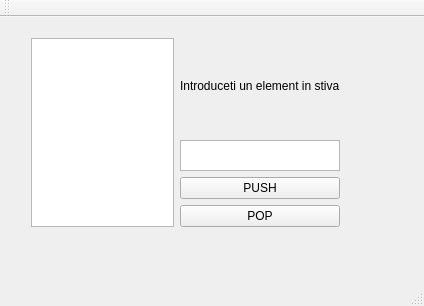
First picture: the form in Year - 2/Semester 1/Advanced Programming Techniques/Lab 1/GUI_STIVA/mainwindow.ui, repository hdott/UPM, before the edit.
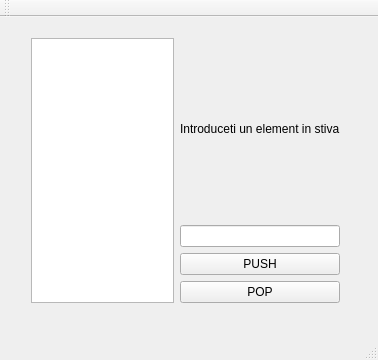
Second picture: the form after the edit.

Diff of the .ui file:
```diff
--- a/Year - 2/Semester 1/Advanced Programming Techniques/Lab 1/GUI_STIVA/mainwindow.ui
+++ b/Year - 2/Semester 1/Advanced Programming Techniques/Lab 1/GUI_STIVA/mainwindow.ui
@@ -6,10 +6,16 @@
    <rect>
     <x>0</x>
     <y>0</y>
-    <width>424</width>
-    <height>306</height>
+    <width>378</width>
+    <height>360</height>
    </rect>
   </property>
+  <property name="sizePolicy">
+   <sizepolicy hsizetype="Expanding" vsizetype="Fixed">
+    <horstretch>0</horstretch>
+    <verstretch>0</verstretch>
+   </sizepolicy>
+  </property>
   <property name="windowTitle">
    <string>MainWindow</string>
   </property>
@@ -20,14 +26,14 @@
       <x>20</x>
       <y>10</y>
       <width>331</width>
-      <height>211</height>
+      <height>287</height>
      </rect>
     </property>
     <layout class="QVBoxLayout" name="verticalLayout_3">
      <item>
       <layout class="QHBoxLayout" name="horizontalLayout">
        <item>
-        <widget class="QListView" name="listView"/>
+        <widget class="QListWidget" name="listWidget"/>
        </item>
        <item>
         <spacer name="horizontalSpacer">
@@ -84,20 +90,7 @@
           </spacer>
          </item>
          <item>
-          <widget class="QTextEdit" name="inputText">
-           <property name="sizePolicy">
-            <sizepolicy hsizetype="Expanding" vsizetype="Fixed">
-             <horstretch>0</horstretch>
-             <verstretch>0</verstretch>
-            </sizepolicy>
-           </property>
-           <property name="maximumSize">
-            <size>
-             <width>16777215</width>
-             <height>31</height>
-            </size>
-           </property>
-          </widget>
+          <widget class="QLineEdit" name="lineEdit"/>
          </item>
          <item>
           <widget class="QPushButton" name="pushButton">
```
Left out of the diff: 2 changed lines with no effect on the pictures.
